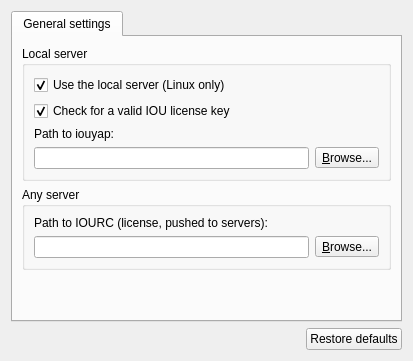
The window that gns3/modules/iou/ui/iou_preferences_page.ui (GNS3/gns3-gui) describes before a commit, drawn with Qt 5.
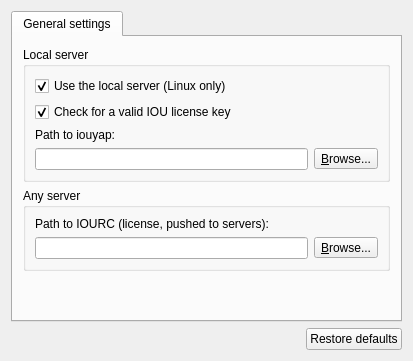
The same window after the commit.

Commit message: Force content margins for tab layouts.

Patch:
```diff
--- a/gns3/modules/iou/ui/iou_preferences_page.ui
+++ b/gns3/modules/iou/ui/iou_preferences_page.ui
@@ -24,6 +24,9 @@
        <string>General settings</string>
       </attribute>
       <layout class="QVBoxLayout" name="verticalLayout">
+       <property name="margin">
+        <number>10</number>
+       </property>
        <item>
         <widget class="QGroupBox" name="uiLocalServerGroupBox">
          <property name="title">
```
The commit also changes 20 other files.
